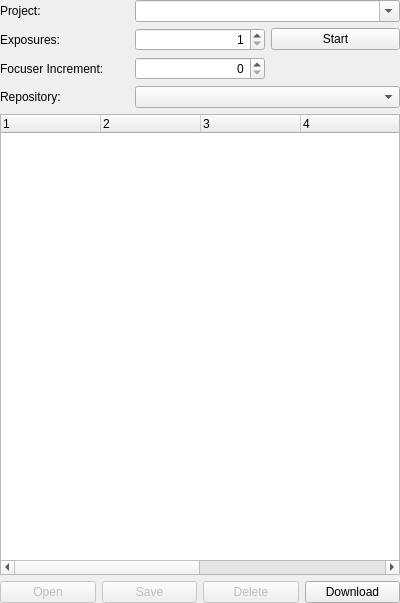
Qt form gui/snowgui/expose/exposewidget.ui (AndreasFMueller/AstroPhotography) before a commit.
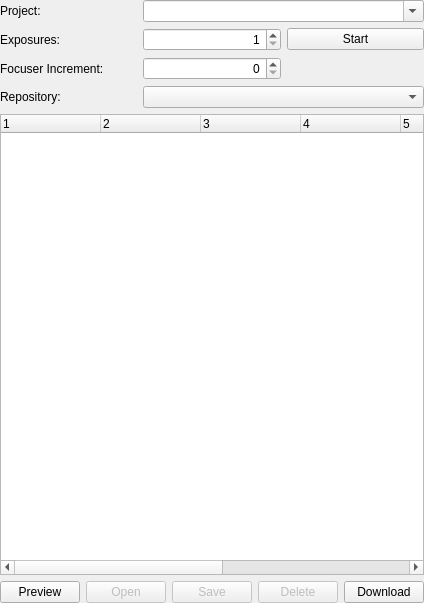
The same form after that commit.

```diff
--- a/gui/snowgui/expose/exposewidget.ui
+++ b/gui/snowgui/expose/exposewidget.ui
@@ -177,6 +177,13 @@
       <property name="bottomMargin">
        <number>0</number>
       </property>
+      <item>
+       <widget class="QPushButton" name="previewButton">
+        <property name="text">
+         <string>Preview</string>
+        </property>
+       </widget>
+      </item>
       <item>
        <widget class="QPushButton" name="openButton">
         <property name="enabled">
```
